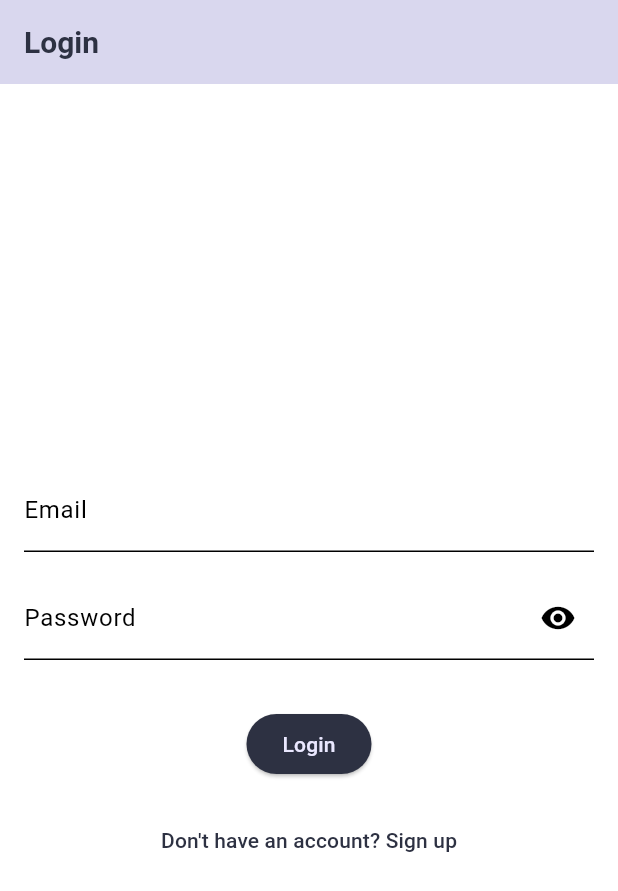
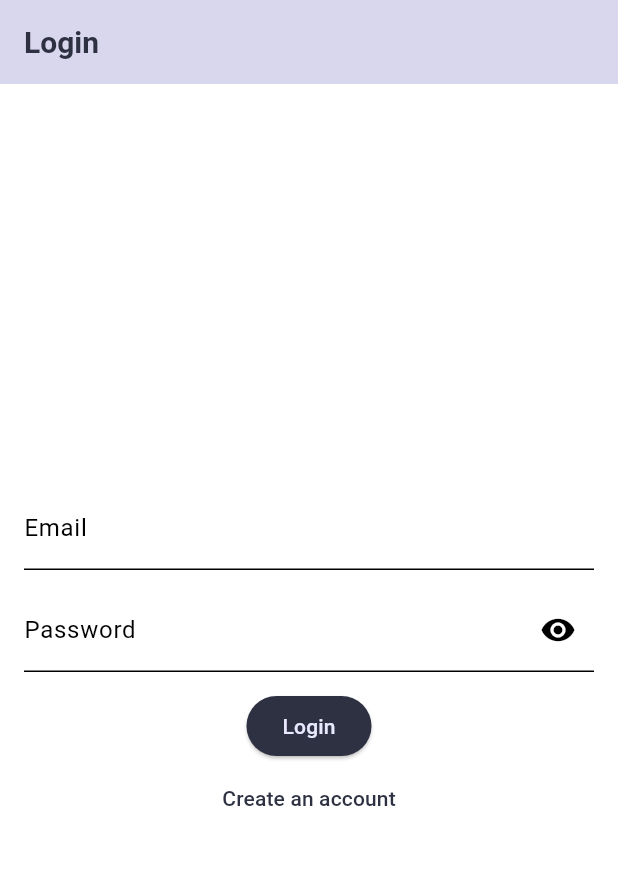
Before and after one commit to andreaferraboli/tracker, a Flutter app: the screen it shows after launch, on a phone screen of 412 x 824 dp. Shown: the top 891 px of the screen. Run offline on Flutter 3.47's test engine with Material 3 defaults, Android fonts, the phone set to English and light mode, and no system bars; drawn by our look-alikes of toastification; our stand-ins replace cloud_firestore, firebase_auth, firebase_core, firebase_storage, fl_chart, flutter_colorpicker and 6 more; accounts and stored records are empty; generated files the repository leaves out were written again.

Commit message:
small fixes

```diff
--- a/lib/l10n/app_de.arb
+++ b/lib/l10n/app_de.arb
@@ -210,5 +210,6 @@
   "weightInGrams": "Gewicht (g)",
   "weightInKg": "Gewicht (kg)",
   "year": "Jahr",
-  "yes": "Ja"
+  "yes": "Ja",
+  "enterValidEmail": "Bitte gib eine gültige E-Mail-Adresse ein"
 }
--- a/lib/l10n/app_en.arb
+++ b/lib/l10n/app_en.arb
@@ -210,5 +210,6 @@
   "weightInGrams": "Weight (g)",
   "weightInKg": "Weight (kg)",
   "year": "Year",
-  "yes": "Yes"
+  "yes": "Yes",
+  "enterValidEmail": "Please enter a valid email"
 }
--- a/lib/l10n/app_es.arb
+++ b/lib/l10n/app_es.arb
@@ -210,5 +210,6 @@
   "weightInGrams": "Peso (g)",
   "weightInKg": "Peso (kg)",
   "year": "Año",
-  "yes": "Sí"
+  "yes": "Sí",
+  "enterValidEmail": "Por favor, introduce una dirección de correo electrónica válida"
 }
--- a/lib/l10n/app_fr.arb
+++ b/lib/l10n/app_fr.arb
@@ -210,5 +210,6 @@
   "weightInGrams": "Poids (g)",
   "weightInKg": "Poids (kg)",
   "year": "Année",
-  "yes": "Oui"
+  "yes": "Oui",
+  "enterValidEmail": "Veuillez entrer une adresse email valide"
 }
--- a/lib/l10n/app_it.arb
+++ b/lib/l10n/app_it.arb
@@ -210,5 +210,6 @@
   "weightInGrams": "Peso (g)",
   "weightInKg": "Peso (kg)",
   "year": "Anno",
-  "yes": "Sì"
+  "yes": "Sì",
+  "enterValidEmail": "Inserisci un indirizzo email valido"
 }
--- a/lib/routes/auth.dart
+++ b/lib/routes/auth.dart
@@ -103,14 +103,27 @@ class _AuthPageState extends ConsumerState<AuthPage> {
 
   @override
   Widget build(BuildContext context) {
-    if (Platform.isIOS) {
-      return CupertinoPageScaffold(
+    return Platform.isIOS
+        ? CupertinoPageScaffold(
             navigationBar: CupertinoNavigationBar(
               middle: Text(isLogin
                   ? AppLocalizations.of(context)!.login
                   : AppLocalizations.of(context)!.signUp),
             ),
-        child: SafeArea(
+            child: _buildBody(context),
+          )
+        : Scaffold(
+            appBar: AppBar(
+              title: Text(isLogin
+                  ? AppLocalizations.of(context)!.login
+                  : AppLocalizations.of(context)!.signUp),
+            ),
+            body: _buildBody(context),
+          );
+  }
+
+  Widget _buildBody(BuildContext context) {
+    return SafeArea(
       child: Padding(
         padding: const EdgeInsets.all(16.0),
         child: Form(
@@ -118,21 +131,30 @@ class _AuthPageState extends ConsumerState<AuthPage> {
           child: Column(
             mainAxisAlignment: MainAxisAlignment.center,
             children: [
-                  if (!isLogin)
-                    CupertinoTextField(
-                      controller: _usernameController,
-                      placeholder: AppLocalizations.of(context)!.username,
-                      padding: const EdgeInsets.all(12),
-                    ),
-                  if (!isLogin) const SizedBox(height: 16),
-                  CupertinoTextField(
+              Platform.isIOS
+                  ? CupertinoTextField(
                       controller: _emailController,
                       placeholder: AppLocalizations.of(context)!.email,
                       keyboardType: TextInputType.emailAddress,
-                    padding: const EdgeInsets.all(12),
+                    )
+                  : TextFormField(
+                      controller: _emailController,
+                      decoration: InputDecoration(
+                        labelText: AppLocalizations.of(context)!.email,
                       ),
-                  const SizedBox(height: 16),
-                  CupertinoTextField(
+                      keyboardType: TextInputType.emailAddress,
+                      validator: (value) {
+                        if (value == null ||
+                            value.isEmpty ||
+                            !value.contains('@')) {
+                          return AppLocalizations.of(context)!.enterValidEmail;
+                        }
+                        return null;
+                      },
+                    ),
+              const SizedBox(height: 12),
+              Platform.isIOS
+                  ? CupertinoTextField(
                       controller: _passwordController,
                       placeholder: AppLocalizations.of(context)!.password,
                       obscureText: !_isPasswordVisible,
@@ -149,111 +171,17 @@ class _AuthPageState extends ConsumerState<AuthPage> {
                           });
                         },
                       ),
-                    padding: const EdgeInsets.all(12),
-                  ),
-                  if (!isLogin) const SizedBox(height: 16),
-                  if (!isLogin)
-                    CupertinoTextField(
-                      controller: _confirmPasswordController,
-                      placeholder: AppLocalizations.of(context)!.confirmPassword,
-                      obscureText: !_isConfirmPasswordVisible,
-                      suffix: CupertinoButton(
-                        padding: EdgeInsets.zero,
-                        child: Icon(
-                          _isConfirmPasswordVisible
-                              ? CupertinoIcons.eye_slash
-                              : CupertinoIcons.eye,
-                        ),
-                        onPressed: () {
-                          setState(() {
-                            _isConfirmPasswordVisible = !_isConfirmPasswordVisible;
-                          });
-                        },
-                      ),
-                      padding: const EdgeInsets.all(12),
-                    ),
-                  const SizedBox(height: 32),
-                  CupertinoButton.filled(
-                    onPressed: () {
-                      if (_formKey.currentState!.validate()) {
-                        _authenticateUser();
-                      }
-                    },
-                    child: Text(
-                      isLogin
-                          ? AppLocalizations.of(context)!.login
-                          : AppLocalizations.of(context)!.signUp,
-                    ),
-                  ),
-                  const SizedBox(height: 16),
-                  CupertinoButton(
-                    onPressed: () {
-                      setState(() {
-                        isLogin = !isLogin;
-                      });
-                    },
-                    child: Text(
-                      isLogin
-                          ? AppLocalizations.of(context)!.noAccount
-                          : AppLocalizations.of(context)!.alreadyHaveAccount,
-                    ),
-                  ),
-                ],
-              ),
-            ),
-          ),
-        ),
-      );
-    }
-
-    return Scaffold(
-      appBar: AppBar(
-        title: Text(isLogin
-            ? AppLocalizations.of(context)!.login
-            : AppLocalizations.of(context)!.signUp),
-      ),
-      body: Padding(
-        padding: const EdgeInsets.all(16.0),
-        child: Form(
-          key: _formKey,
-          child: Column(
-            mainAxisAlignment: MainAxisAlignment.center,
-            children: [
-              if (!isLogin)
-                TextFormField(
-                  controller: _usernameController,
-                  decoration: InputDecoration(
-                    labelText: AppLocalizations.of(context)!.username,
-                  ),
-                  validator: (value) {
-                    if (value == null || value.isEmpty) {
-                      return AppLocalizations.of(context)!.enterUsername;
-                    }
-                    return null;
-                  },
-                ),
-              const SizedBox(height: 16),
-              TextFormField(
-                controller: _emailController,
-                decoration: InputDecoration(
-                  labelText: AppLocalizations.of(context)!.email,
-                ),
-                keyboardType: TextInputType.emailAddress,
-                validator: (value) {
-                  if (value == null || value.isEmpty) {
-                    return AppLocalizations.of(context)!.enterEmail;
-                  }
-                  return null;
-                },
-              ),
-              const SizedBox(height: 16),
-              TextFormField(
+                      suffixMode: OverlayVisibilityMode.editing,
+                    )
+                  : TextFormField(
                       controller: _passwordController,
                       decoration: InputDecoration(
                         labelText: AppLocalizations.of(context)!.password,
                         suffixIcon: IconButton(
                           icon: Icon(
-                      _isPasswordVisible ? Icons.visibility_off : Icons.visibility,
+                            _isPasswordVisible
+                                ? Icons.visibility_off
+                                : Icons.visibility,
                           ),
                           onPressed: () {
                             setState(() {
@@ -270,12 +198,35 @@ class _AuthPageState extends ConsumerState<AuthPage> {
                         return null;
                       },
                     ),
-              if (!isLogin) const SizedBox(height: 16),
-              if (!isLogin)
-                TextFormField(
+              if (!isLogin) ...[
+                const SizedBox(height: 12),
+                Platform.isIOS
+                    ? CupertinoTextField(
+                        controller: _confirmPasswordController,
+                        placeholder:
+                            AppLocalizations.of(context)!.confirmPassword,
+                        obscureText: !_isConfirmPasswordVisible,
+                        suffix: CupertinoButton(
+                          padding: EdgeInsets.zero,
+                          child: Icon(
+                            _isConfirmPasswordVisible
+                                ? CupertinoIcons.eye_slash
+                                : CupertinoIcons.eye,
+                          ),
+                          onPressed: () {
+                            setState(() {
+                              _isConfirmPasswordVisible =
+                                  !_isConfirmPasswordVisible;
+                            });
+                          },
+                        ),
+                        suffixMode: OverlayVisibilityMode.editing,
+                      )
+                    : TextFormField(
                         controller: _confirmPasswordController,
                         decoration: InputDecoration(
-                    labelText: AppLocalizations.of(context)!.confirmPassword,
+                          labelText:
+                              AppLocalizations.of(context)!.confirmPassword,
                           suffixIcon: IconButton(
                             icon: Icon(
                               _isConfirmPasswordVisible
@@ -284,47 +235,84 @@ class _AuthPageState extends ConsumerState<AuthPage> {
                             ),
                             onPressed: () {
                               setState(() {
-                          _isConfirmPasswordVisible = !_isConfirmPasswordVisible;
+                                _isConfirmPasswordVisible =
+                                    !_isConfirmPasswordVisible;
                               });
                             },
                           ),
                         ),
                         obscureText: !_isConfirmPasswordVisible,
                         validator: (value) {
-                    if (value == null || value.isEmpty) {
-                      return AppLocalizations.of(context)!.enterPassword;
-                    }
                           if (value != _passwordController.text) {
-                      return AppLocalizations.of(context)!.passwordsDoNotMatch;
+                            return AppLocalizations.of(context)!
+                                .passwordsDoNotMatch;
                           }
                           return null;
                         },
                       ),
-              const SizedBox(height: 32),
+                const SizedBox(height: 12),
+                Platform.isIOS
+                    ? CupertinoTextField(
+                        controller: _usernameController,
+                        placeholder: AppLocalizations.of(context)!.username,
+                      )
+                    : TextFormField(
+                        controller: _usernameController,
+                        decoration: InputDecoration(
+                          labelText: AppLocalizations.of(context)!.username,
+                        ),
+                        validator: (value) {
+                          if (value == null || value.isEmpty) {
+                            return AppLocalizations.of(context)!.enterUsername;
+                          }
+                          return null;
+                        },
+                      ),
+              ],
+              const SizedBox(height: 12),
+              Platform.isIOS
+                  ? Row(
+                      mainAxisAlignment: MainAxisAlignment.spaceEvenly,
+                      children: [
+                        CupertinoButton(
+                          child: Text(isLogin
+                              ? AppLocalizations.of(context)!.login
+                              : AppLocalizations.of(context)!.signUp),
+                          onPressed: _authenticateUser,
+                        ),
+                        CupertinoButton(
+                          child: Text(isLogin
+                              ? AppLocalizations.of(context)!.createAccount
+                              : AppLocalizations.of(context)!
+                                  .alreadyHaveAccount),
+                          onPressed: () {
+                            setState(() {
+                              isLogin = !isLogin;
+                            });
+                          },
+                        ),
+                      ],
+                    )
+                  : Column(
+                      children: [
                         ElevatedButton(
-                onPressed: () {
-                  if (_formKey.currentState!.validate()) {
-                    _authenticateUser();
-                  }
-                },
-                child: Text(
-                  isLogin
+                          onPressed: _authenticateUser,
+                          child: Text(isLogin
                               ? AppLocalizations.of(context)!.login
-                      : AppLocalizations.of(context)!.signUp,
+                              : AppLocalizations.of(context)!.signUp),
                         ),
-              ),
-              const SizedBox(height: 16),
                         TextButton(
                           onPressed: () {
                             setState(() {
                               isLogin = !isLogin;
                             });
                           },
-                child: Text(
-                  isLogin
-                      ? AppLocalizations.of(context)!.noAccount
-                      : AppLocalizations.of(context)!.alreadyHaveAccount,
+                          child: Text(isLogin
+                              ? AppLocalizations.of(context)!.createAccount
+                              : AppLocalizations.of(context)!
+                                  .alreadyHaveAccount),
                         ),
+                      ],
                     ),
             ],
           ),
```
Also changed, not shown: lib/routes/edit_storage_screen.dart (+3 -11 lines), lib/routes/expense_detail_screen.dart (+70 -69 lines), lib/routes/home_screen.dart (+6 -2 lines), lib/routes/supermarket_screen.dart (+10 -10 lines). Lines whose indentation alone changed are shown as unchanged.
